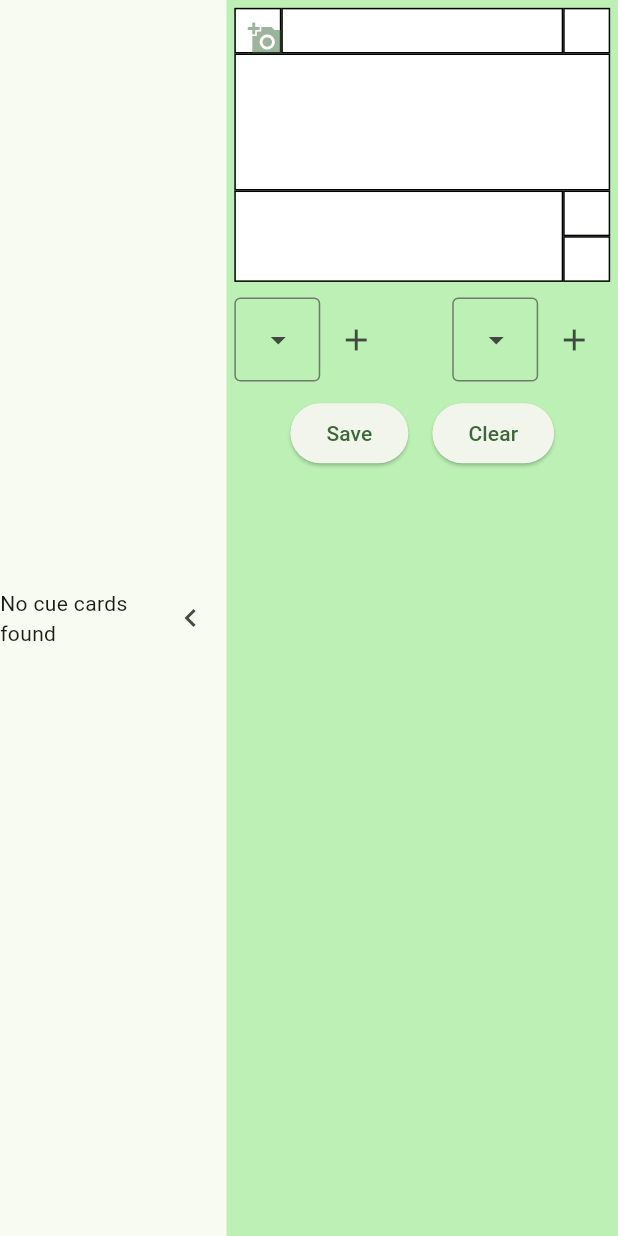
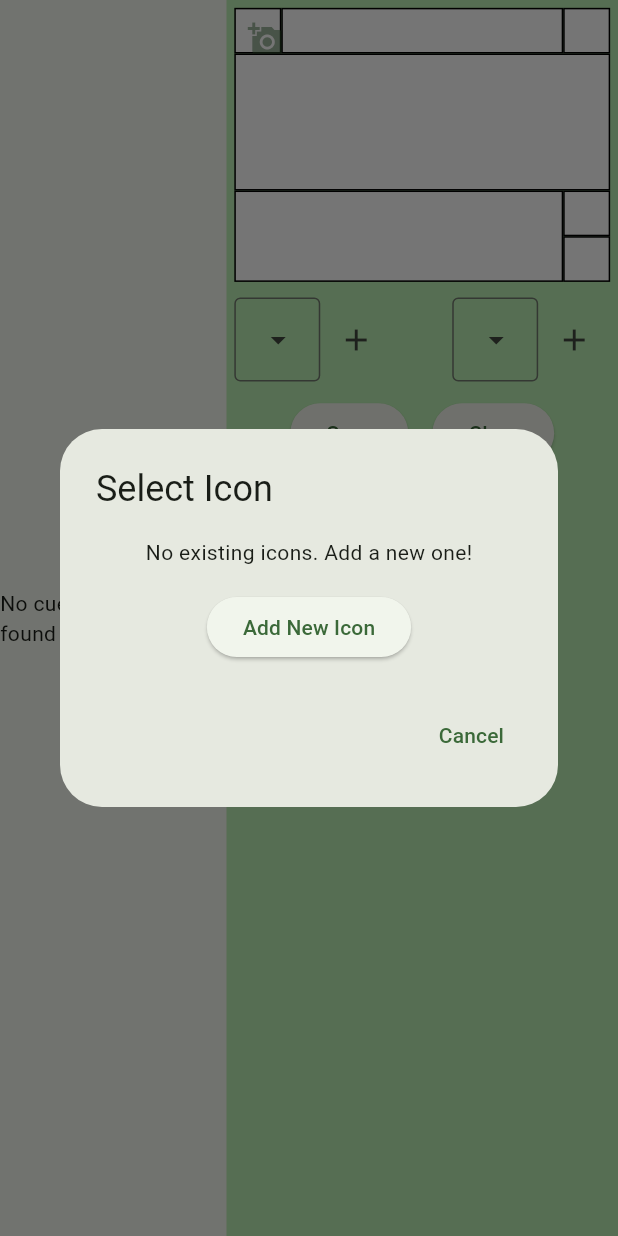
Before and after one commit to SynsLyns/dnd_cuecard_app, a Flutter app: the screen it shows after launch, after a tap on the "add a photo" icon, on a phone screen of 412 x 824 dp. Run offline on Flutter 3.47's test engine with Material 3 defaults, Android fonts, the phone set to English and light mode, and no system bars; our stand-ins replace flutter_colorpicker, image_picker, sqflite_common_ffi; accounts and stored records are empty.

Commit message:
Add better icon selection
instead of adding a new icon to app storage everytime, app now checks if image is already in storage by comparing hashes.

```diff
--- a/lib/logic/cue_card_creator.dart
+++ b/lib/logic/cue_card_creator.dart
@@ -6,7 +6,7 @@ import 'package:dnd_cuecard_app/models/card_type.dart';
 import 'package:dnd_cuecard_app/models/cue_card.dart';
 import 'package:dnd_cuecard_app/models/rarity.dart';
 import 'package:path_provider/path_provider.dart';
-import 'package:uuid/uuid.dart';
+import 'package:crypto/crypto.dart';
 
 class CueCardCreator {
   static final CueCardDatabase _cueCardDatabase = CueCardDatabase();
@@ -61,16 +61,53 @@ class CueCardCreator {
   }
 
   static Future<String?> getIconFilePath(String? iconFilePath) async {
+    if (iconFilePath == null) {
+      return null;
+    }
+
     Directory appDocDirectory = await getApplicationSupportDirectory();
     String appPath = appDocDirectory.path;
-    if (iconFilePath != null && !iconFilePath.startsWith(appPath)) {
-      String targetFolder = '$appPath/images';
-      Directory(targetFolder).createSync(recursive: true);
-      String fileName = '${Uuid().v4()}.png';
-      File newImageFile = await File(iconFilePath).copy('$targetFolder/$fileName');
+    String targetFolder = '$appPath/images';
 
-      return newImageFile.path;
+    if (iconFilePath.startsWith(targetFolder)) {
+      return iconFilePath;
     }
-    return iconFilePath;
+
+    // Ensure the target folder exists.
+    await Directory(targetFolder).create(recursive: true);
+
+    File file = File(iconFilePath);
+    List<int> imageBytes = await file.readAsBytes();
+    String hash = md5.convert(imageBytes).toString();
+
+    // Check if the file already exists in the target folder by comparing hashes.
+    String existingFilePath = '$targetFolder/$hash';
+    if (await File(existingFilePath).exists()) {
+      return existingFilePath;
+    }
+
+    // If it's a new image from outside the app's directory, copy it.
+    String newFileName = '$hash.png';
+    File newImageFile = await File(iconFilePath).copy('$targetFolder/$newFileName');
+
+    return newImageFile.path;
+  }
+
+  static Future<List<String>> getAllIconFilePaths() async {
+    Directory appDocDirectory = await getApplicationSupportDirectory();
+    String targetFolder = '${appDocDirectory.path}/images';
+    Directory imageDirectory = Directory(targetFolder);
+
+    if (!await imageDirectory.exists()) {
+      return [];
+    }
+
+    List<String> iconPaths = [];
+    await for (var entity in imageDirectory.list(recursive: false, followLinks: false)) {
+      if (entity is File && entity.path.endsWith('.png')) {
+        iconPaths.add(entity.path);
+      }
+    }
+    return iconPaths;
   }
 }
--- a/lib/widgets/cue_card_widgets/cue_card_view.dart
+++ b/lib/widgets/cue_card_widgets/cue_card_view.dart
@@ -4,6 +4,7 @@ import 'package:dnd_cuecard_app/screens/cue_card_form_controllers.dart';
 import 'package:flutter/material.dart';
 import 'package:image_picker/image_picker.dart';
 
+import '../../logic/cue_card_creator.dart';
 import 'cue_card_section.dart';
 
 class CueCardView extends StatefulWidget {
@@ -65,7 +66,7 @@ class _CueCardViewState extends State<CueCardView> {
           ) : null,
         ),
         child: IconButton(
-          onPressed: _pickImage,
+          onPressed: _showIconSelectionDialog,
           icon: Icon(Icons.add_a_photo, color: Theme.of(context).colorScheme.primary.withValues(alpha: 0.5)),
           style: IconButton.styleFrom(
             shape: RoundedRectangleBorder(
@@ -77,10 +78,76 @@ class _CueCardViewState extends State<CueCardView> {
     );
   }
 
-  Future<void> _pickImage() async {
+  Future<void> _pickNewImage() async {
     final ImagePicker picker = ImagePicker();
     final image = await picker.pickImage(source: ImageSource.gallery);
     widget.onImageSelected(image);
+  }
+
+  void _selectExistingImage(String imagePath) {
+    widget.onImageSelected(XFile(imagePath));
+  }
+
+  Future<void> _showIconSelectionDialog() async {
+    List<String> existingIconPaths = await CueCardCreator.getAllIconFilePaths();
+
+    if (!mounted) return;
+
+    showDialog(
+      context: context,
+      builder: (context) => AlertDialog(
+        title: const Text('Select Icon'),
+        content: SizedBox(
+          width: double.maxFinite,
+          child: Column(
+            mainAxisSize: MainAxisSize.min,
+            children: [
+              if (existingIconPaths.isNotEmpty) _buildIconGrid(existingIconPaths),
+              if (existingIconPaths.isEmpty)
+                const Text('No existing icons. Add a new one!'),
+              const SizedBox(height: 16),
+              ElevatedButton(
+                onPressed: () async {
+                  Navigator.pop(context);
+                  await _pickNewImage();
+                },
+                child: const Text('Add New Icon'),
+              ),
+            ],
+          ),
+        ),
+        actions: [
+          TextButton(
+            onPressed: () => Navigator.pop(context),
+            child: const Text('Cancel'),
+          ),
+        ],
+      ),
+    );
+  }
+
+  Widget _buildIconGrid(List<String> existingIconPaths) {
+    return Expanded(
+      child: GridView.builder(
+        shrinkWrap: true,
+        gridDelegate: const SliverGridDelegateWithFixedCrossAxisCount(
+          crossAxisCount: 4,
+          crossAxisSpacing: 8,
+          mainAxisSpacing: 8,
+        ),
+        itemCount: existingIconPaths.length,
+        itemBuilder: (context, index) {
+          String iconPath = existingIconPaths[index];
+          return GestureDetector(
+            onTap: () {
+              _selectExistingImage(iconPath);
+              Navigator.pop(context);
+            },
+            child: Image.file(File(iconPath), fit: BoxFit.cover),
+          );
+        },
+      ),
+    );
   }
 
   Widget _buildDescriptionSection() {
--- a/pubspec.yaml
+++ b/pubspec.yaml
@@ -43,6 +43,7 @@ dependencies:
   characters: ^1.4.0
   material_color_utilities: ^0.11.1
   meta: ^1.16.0
+  crypto: ^3.0.3
 
 dev_dependencies:
   flutter_test:
@@ -103,7 +104,7 @@ msix_config:
   publisher_display_name: Get Balled
   identity_name: ballers.suite.dndcuecardapp
   msix_version: 0.0.1.0
-  logo_path: C:\repos\dnd_cuecard_app\windows\runner\resources\huh.png
+  logo_path: C:\Users\Bill\repos\dnd_cuecard_app\windows\runner\resources\huh.png
   capabilities: nothing
-  certificate_path: C:\repos\dnd_cuecard_app\certificates\CERTIFICATE.pfx
+  certificate_path: C:\Users\Bill\repos\dnd_cuecard_app\certificates\CERTIFICATE.pfx
   certificate_password: abc123
```
Also changed, not shown: pubspec.lock.
